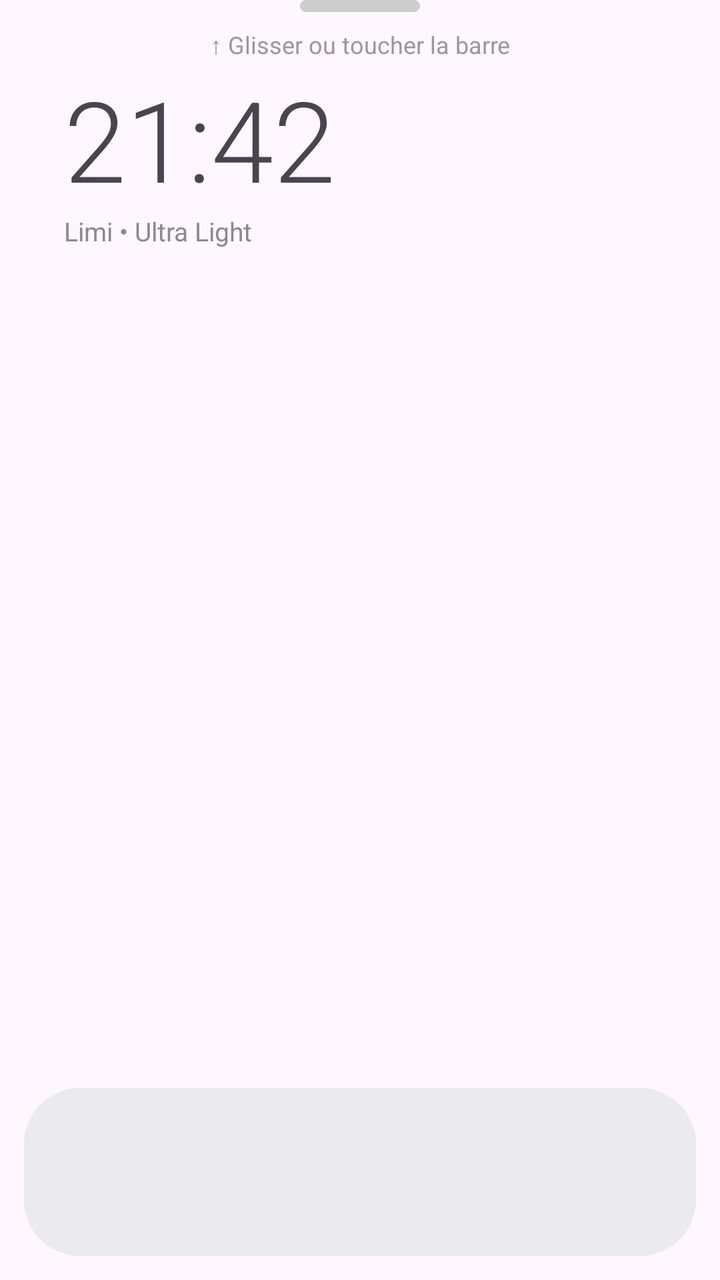
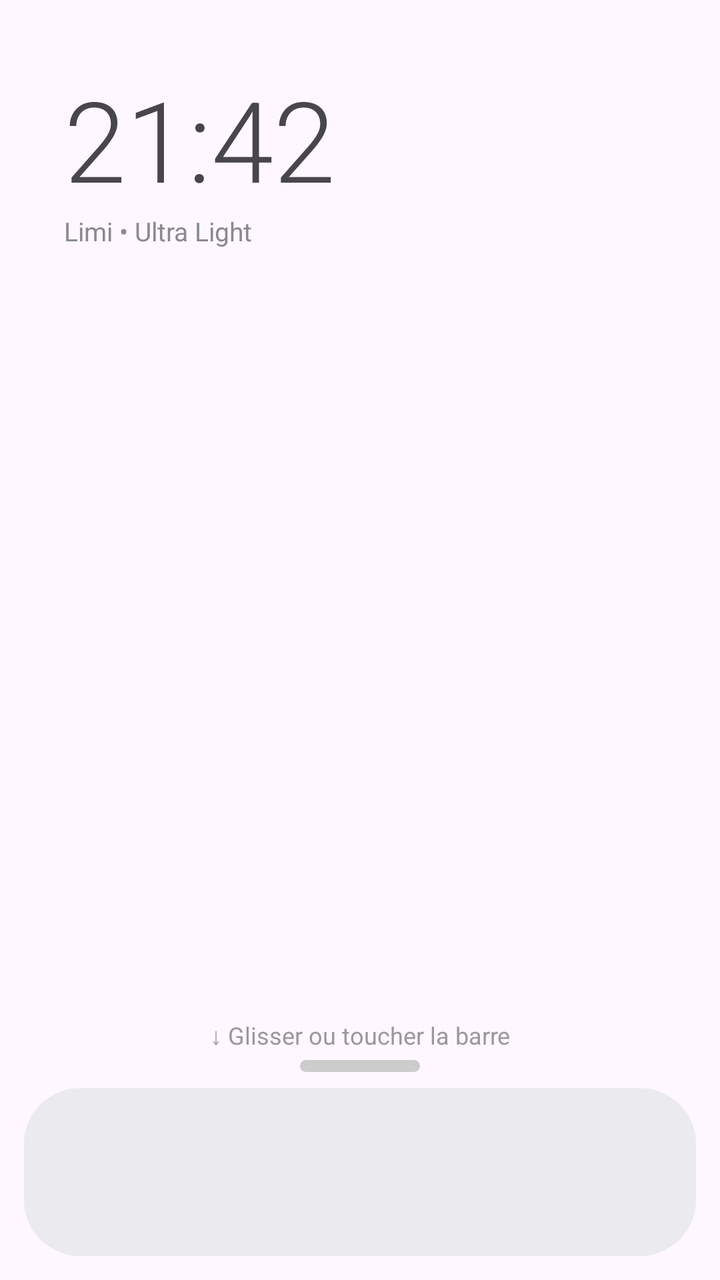

Before-and-after screenshots of an Android layout around one commit, followed by the original layout XML and the change that was made.
<!-- AndroidManifest.xml: application theme Theme.Limi -->
<!-- res/layout/activity_launcher.xml -->
<?xml version="1.0" encoding="utf-8"?>
<androidx.constraintlayout.widget.ConstraintLayout 
    xmlns:android="http://schemas.android.com/apk/res/android" 
    xmlns:app="http://schemas.android.com/apk/res-auto" 
    android:id="@+id/root" 
    android:layout_width="match_parent" 
    android:layout_height="match_parent">

    <LinearLayout 
        android:layout_width="match_parent" 
        android:layout_height="wrap_content" 
        android:orientation="vertical" 
        android:padding="32dp" 
        app:layout_constraintTop_toTopOf="parent">
        <TextView 
            android:id="@+id/clockText" 
            android:layout_width="wrap_content" 
            android:layout_height="wrap_content" 
            android:text="21:42" 
            android:textSize="56sp" 
            android:fontFamily="sans-serif-light"/>
        <TextView 
            android:id="@+id/dateText" 
            android:layout_width="wrap_content" 
            android:layout_height="wrap_content" 
            android:text="Limi • Ultra Light" 
            android:textSize="13sp" 
            android:textColor="#8A8A8E"/>
    </LinearLayout>

    
    <TextView 
        android:id="@+id/toggleBar" 
        android:layout_width="60dp" 
        android:layout_height="6dp" 
        android:background="@drawable/bg_toggle_bar" 
        android:layout_marginTop="16dp"
        app:layout_constraintTop_toBottomOf="@id/clockText"
        app:layout_constraintStart_toStartOf="parent"
        app:layout_constraintEnd_toEndOf="parent"/>

    <TextView 
        android:id="@+id/swipeHint" 
        android:layout_width="wrap_content" 
        android:layout_height="wrap_content" 
        android:text="↑ Glisser ou toucher la barre" 
        android:paddingTop="8dp"
        android:textSize="12sp"
        android:textColor="#999999"
        app:layout_constraintTop_toBottomOf="@id/toggleBar"
        app:layout_constraintStart_toStartOf="parent" 
        app:layout_constraintEnd_toEndOf="parent"/>

    <LinearLayout 
        android:id="@+id/dockContainer" 
        android:layout_width="0dp" 
        android:layout_height="wrap_content" 
        android:orientation="vertical" 
        android:layout_margin="12dp" 
        android:background="@drawable/bg_dock" 
        app:layout_constraintBottom_toBottomOf="parent" 
        app:layout_constraintStart_toStartOf="parent" 
        app:layout_constraintEnd_toEndOf="parent">
        <androidx.recyclerview.widget.RecyclerView 
            android:id="@+id/dockRecycler" 
            android:layout_width="match_parent" 
            android:layout_height="84dp" 
            android:padding="8dp"/>
    </LinearLayout>

    <androidx.constraintlayout.widget.ConstraintLayout 
        android:id="@+id/drawerContainer" 
        android:layout_width="match_parent" 
        android:layout_height="match_parent" 
        android:visibility="gone" 
        android:background="@color/bg" 
        android:translationY="1000dp">
        <androidx.appcompat.widget.SearchView 
            android:id="@+id/searchView" 
            android:layout_width="0dp" 
            android:layout_height="wrap_content" 
            android:layout_margin="16dp" 
            android:background="@drawable/bg_search" 
            app:queryHint="@string/search_hint" 
            app:iconifiedByDefault="false" 
            app:layout_constraintTop_toTopOf="parent" 
            app:layout_constraintStart_toStartOf="parent" 
            app:layout_constraintEnd_toEndOf="parent"/>
        <androidx.recyclerview.widget.RecyclerView 
            android:id="@+id/drawerRecycler" 
            android:layout_width="match_parent" 
            android:layout_height="0dp" 
            app:layout_constraintTop_toBottomOf="@id/searchView" 
            app:layout_constraintBottom_toBottomOf="parent"/>
    </androidx.constraintlayout.widget.ConstraintLayout>
</androidx.constraintlayout.widget.ConstraintLayout>
<!-- resources referenced by this layout -->
<resources>
  <color name="bg">#F7F7F8</color>
  <!-- drawable bg_dock (drawable) -->
  <shape xmlns:android="http://schemas.android.com/apk/res/android">
      <corners android:radius="28dp"/>
      <solid android:color="@color/dock_bg"/>
  </shape>
  <!-- drawable bg_search (drawable) -->
  <shape xmlns:android="http://schemas.android.com/apk/res/android">
      <corners android:radius="16dp"/>
      <solid android:color="@color/search_bg"/>
  </shape>
  <!-- drawable bg_toggle_bar (drawable) -->
  <shape xmlns:android="http://schemas.android.com/apk/res/android">
      <corners android:radius="3dp"/>
      <solid android:color="#CCCCCC"/>
  </shape>
  <string name="search_hint">Rechercher...</string>
  <style name="Theme.Limi" parent="Theme.Material3.DayNight.NoActionBar">
          <item name="android:statusBarColor">@android:color/transparent</item>
          <item name="android:navigationBarColor">@android:color/transparent</item>
          <item name="android:windowLightStatusBar">true</item>
      </style>
  <color name="dock_bg">#E8E8EAEE</color>
  <color name="search_bg">#EEEEF0</color>
</resources>

<!-- the commit's change to res/layout/activity_launcher.xml (unified diff, before → after) -->
@@ -28,27 +28,27 @@
             android:textColor="#8A8A8E"/>
     </LinearLayout>
 
+    <TextView 
+        android:id="@+id/swipeHint" 
+        android:layout_width="wrap_content" 
+        android:layout_height="wrap_content" 
+        android:text="↓ Glisser ou toucher la barre" 
+        android:paddingBottom="4dp"
+        android:textSize="12sp"
+        android:textColor="#999999"
+        app:layout_constraintBottom_toTopOf="@id/toggleBar"
+        app:layout_constraintStart_toStartOf="parent" 
+        app:layout_constraintEnd_toEndOf="parent"/>
+
     
     <TextView 
         android:id="@+id/toggleBar" 
         android:layout_width="60dp" 
         android:layout_height="6dp" 
         android:background="@drawable/bg_toggle_bar" 
-        android:layout_marginTop="16dp"
-        app:layout_constraintTop_toBottomOf="@id/clockText"
+        android:layout_marginBottom="8dp"
+        app:layout_constraintBottom_toTopOf="@id/dockContainer"
         app:layout_constraintStart_toStartOf="parent"
-        app:layout_constraintEnd_toEndOf="parent"/>
-
-    <TextView 
-        android:id="@+id/swipeHint" 
-        android:layout_width="wrap_content" 
-        android:layout_height="wrap_content" 
-        android:text="↑ Glisser ou toucher la barre" 
-        android:paddingTop="8dp"
-        android:textSize="12sp"
-        android:textColor="#999999"
-        app:layout_constraintTop_toBottomOf="@id/toggleBar"
-        app:layout_constraintStart_toStartOf="parent" 
         app:layout_constraintEnd_toEndOf="parent"/>
 
     <LinearLayout 
